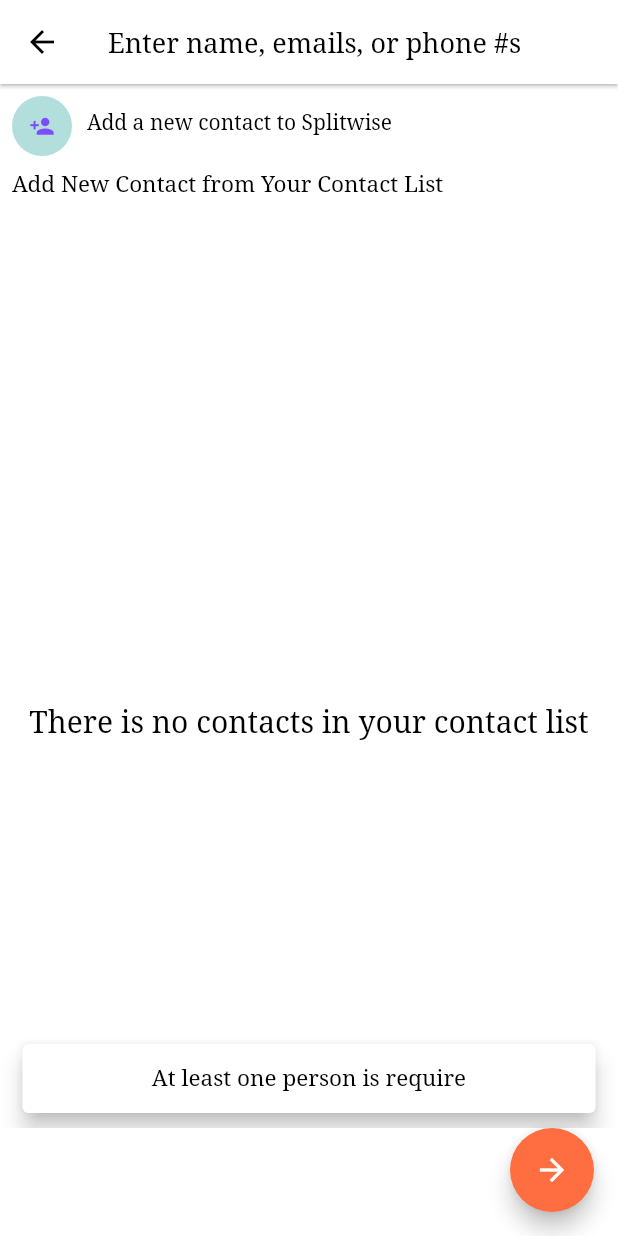
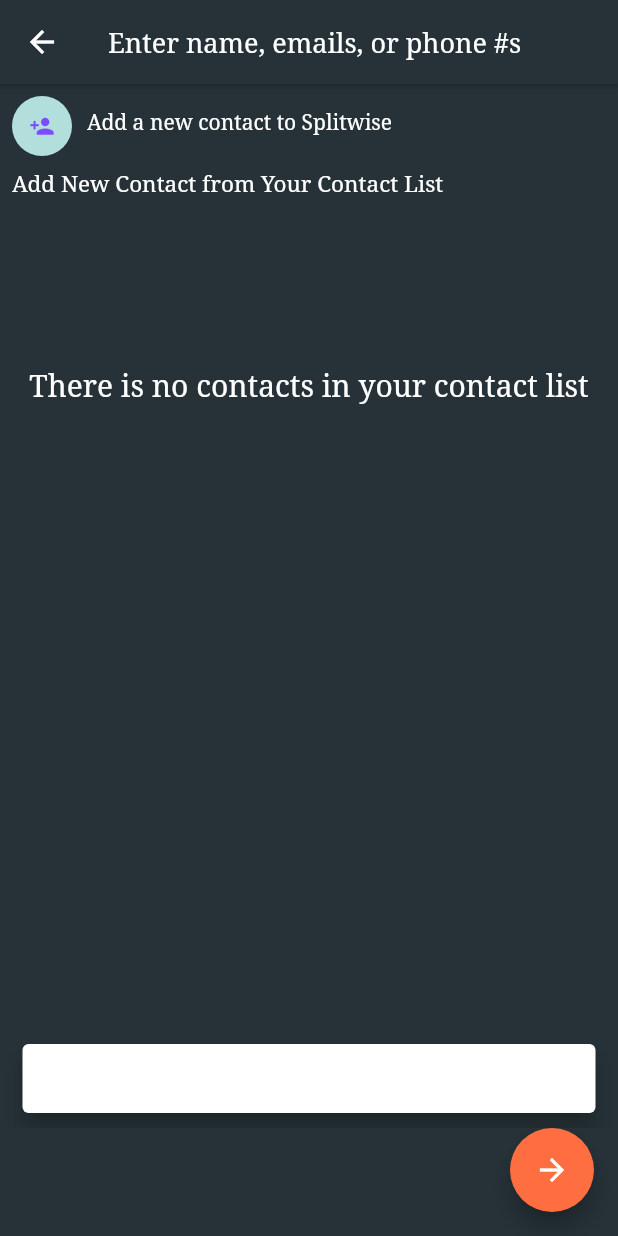
Before and after one commit to jay-simformsolutions/Practical_4_Submission, a Flutter app: the AddNewFriend screen opened by its route, after a tap on the "arrow forward" icon, on a phone screen of 412 x 824 dp. Run offline on Flutter 3.47's test engine with Material 2 defaults, Android fonts, the phone set to English and light mode, and no system bars; our stand-ins replace contacts_service, local_auth, permission_handler; missing offline and left inert: app_settings, currency_picker; network calls fail.

```diff
--- a/lib/routes/navigator_service.dart
+++ b/lib/routes/navigator_service.dart
@@ -11,8 +11,8 @@
     return navigationKey.currentState!.pop(popValue);
   }
 
-  Future<dynamic>? navigateToScreen(String page) =>
-      navigationKey.currentState?.pushNamed(page);
+  Future<dynamic>? navigateToScreen(String page, {arguments}) =>
+      navigationKey.currentState?.pushNamed(page, arguments: arguments);
 
   Future<dynamic> replaceScreen(Widget page, {arguments}) async =>
       navigationKey.currentState!.pushReplacement(
--- a/lib/routes/route_generator.dart
+++ b/lib/routes/route_generator.dart
@@ -1,5 +1,7 @@
+import 'package:contacts_service/contacts_service.dart';
 import 'package:flutter/material.dart';
 import 'package:splitwise/routes/routes.dart';
+import 'package:splitwise/screens/bio_metric_page.dart';
 import 'package:splitwise/screens/group/Group_Expense_Pages/group_balances.dart';
 import 'package:splitwise/screens/group/Group_Expense_Pages/group_settleup.dart';
 import 'package:splitwise/screens/group/Group_Expense_Pages/group_total_balance.dart';
@@ -10,6 +12,7 @@
 import '../screens/friends/add_new_friend.dart';
 import '../screens/friends/friends_info.dart';
 import '../screens/friends/friends_page.dart';
+import '../screens/friends/verify_friends_info.dart';
 import '../screens/group/add_expense/add_expense.dart';
 import '../screens/group/add_expense/categories.dart';
 import '../screens/group/create_new_group.dart';
@@ -25,6 +28,10 @@
 
     switch (settings.name) {
       case '/':
+        return MaterialPageRoute(
+          builder: (_) => const BioMetricPage(),
+        );
+      case Routes.bottomNavigationPage:
         return MaterialPageRoute(
           builder: (_) => const BottomNavigationBarWidget(),
         );
@@ -80,6 +87,11 @@
         return MaterialPageRoute(
           builder: (_) => const AddNewContactPage(),
         );
+      case Routes.verifyFriendsInfo:
+        return MaterialPageRoute(
+          builder: (_) =>
+              VerifyFriendsInfo(selectedName: args as List<Contact>),
+        );
       case Routes.friendInfo:
         return MaterialPageRoute(
           builder: (_) => const FriendInformation(),
--- a/lib/routes/routes.dart
+++ b/lib/routes/routes.dart
@@ -1,31 +1,32 @@
 class Routes {
   // Routes for SignUP and SignIN UI
-  static const homePage = '/homepage';
-  static const signupPage = '/signup';
-  static const loginPage = '/login';
-  static const forgotPassword = './forgotPassword';
+  static const homePage = 'homepage';
+  static const signupPage = 'signup';
+  static const loginPage = 'login';
+  static const forgotPassword = 'forgotPassword';
 
   //App Routes
-  static const bottomNavigationPage = '/bottomNavigationPage';
-  static const groupPage = '/groupPage';
-  static const friendsPage = '/friendsPage';
-  static const activityPage = '/activityPage';
-  static const profilePage = '/profilePage';
+  static const bottomNavigationPage = 'bottomNavigationPage';
+  static const groupPage = 'groupPage';
+  static const friendsPage = 'friendsPage';
+  static const activityPage = 'activityPage';
+  static const profilePage = 'profilePage';
 
   // Group Module Route
-  static const createGroup = '/createGroup';
-  static const groupExpense = '/groupExpense';
-  static const groupInfo = '/groupInfo';
-  static const groupSettleUp = '/groupSettleUp';
-  static const groupBalances = '/groupBalances';
+  static const createGroup = 'createGroup';
+  static const groupExpense = 'groupExpense';
+  static const groupInfo = 'groupInfo';
+  static const groupSettleUp = 'groupSettleUp';
+  static const groupBalances = 'groupBalances';
   static const groupTotalBalance = 'groupTotalBalance';
-  static const categories = '/categories';
+  static const categories = 'categories';
 
   //Friend Module Route
-  static const addFriend = '/addFriend';
-  static const addNewFriend = '/addNewFriend';
-  static const addNewContact = '/addNewContact';
-  static const friendInfo = '/friendInfo';
+  static const addFriend = 'addFriend';
+  static const addNewFriend = 'addNewFriend';
+  static const addNewContact = 'addNewContact';
+  static const friendInfo = 'friendInfo';
+  static const verifyFriendsInfo = 'verifyFriendsInfo';
 
-  static const addExpense = '/addExpense';
+  static const addExpense = 'addExpense';
 }
--- a/lib/screens/friends/add_new_friend.dart
+++ b/lib/screens/friends/add_new_friend.dart
@@ -17,6 +17,7 @@
 }
 
 class _AddNewFriendState extends State<AddNewFriend> {
+  List<Contact> selectedName = [];
   List<Contact> contacts = [];
   bool isLoading = true;
 
@@ -24,8 +25,8 @@
     NavigationService().goBack();
   }
 
-  void navigateToScreen(String screen) {
-    NavigationService().navigateToScreen(screen);
+  void navigateToScreen(String screen, {arguments}) {
+    NavigationService().navigateToScreen(screen, arguments: arguments);
   }
 
   @override
@@ -104,19 +105,50 @@
     });
   }
 
+  void addToFriendList(int index) {
+    setState(() {
+      selectedName.contains(contacts[index])
+          ? selectedName.remove(contacts[index])
+          : selectedName.add(contacts[index]);
+    });
+  }
+
+  void removeFromFriendList(int index) {
+    setState(() {
+      selectedName.remove(contacts[index]);
+    });
+  }
+
+  void showSnackBar() {
+    SnackBar snackBar = SnackBar(
+      behavior: SnackBarBehavior.floating,
+      backgroundColor: CommonColors.whiteColor,
+      content: Text(
+        CommonStrings.atLeastOnePersonRequire,
+        style: themeData.textTheme.bodySmall!.copyWith(
+          color: CommonColors.whiteColor,
+          fontWeight: FontWeight.w300,
+        ),
+        textAlign: TextAlign.center,
+      ),
+      duration: const Duration(seconds: 2),
+    );
+    ScaffoldMessenger.of(context).showSnackBar(snackBar);
+  }
+
   @override
   Widget build(BuildContext context) {
     return Scaffold(
       resizeToAvoidBottomInset: false,
-      backgroundColor: Colors.white,
+      backgroundColor: CommonColors.darkGrey,
       appBar: AppBar(
-        backgroundColor: Colors.white,
+        backgroundColor: CommonColors.darkGrey,
         title: TextFormField(
           decoration: InputDecoration(
             border: InputBorder.none,
             hintText: CommonStrings.textFormFieldOfAddNameEmail,
             hintStyle: themeData.textTheme.bodySmall!.copyWith(
-              color: CommonColors.blackColor,
+              color: CommonColors.whiteColor,
               fontSize: 18,
               fontWeight: FontWeight.w300,
             ),
@@ -126,7 +158,7 @@
         leading: IconButton(
           icon: const Icon(
             Icons.arrow_back,
-            color: CommonColors.blackColor,
+            color: CommonColors.whiteColor,
           ),
           onPressed: popScreen,
         ),
@@ -137,6 +169,47 @@
           mainAxisSize: MainAxisSize.max,
           crossAxisAlignment: CrossAxisAlignment.start,
           children: [
+            if (selectedName.isNotEmpty)
+              SizedBox(
+                height: 80,
+                child: Align(
+                  alignment: Alignment.topLeft,
+                  child: ListView.builder(
+                    scrollDirection: Axis.horizontal,
+                    shrinkWrap: true,
+                    itemCount: selectedName.length,
+                    itemBuilder: (context, index) {
+                      return SizedBox(
+                        height: 70,
+                        width: 70,
+                        child: Padding(
+                          padding: const EdgeInsets.only(left: 15, top: 10),
+                          child: Stack(
+                            children: [
+                              CircleAvatar(
+                                backgroundColor: CommonColors.tealColor,
+                                child:
+                                    Text(selectedName[index].displayName![0]),
+                              ),
+                              Positioned(
+                                left: 25,
+                                child: GestureDetector(
+                                  onTap: () => removeFromFriendList(index),
+                                  child: const Icon(
+                                    Icons.cancel,
+                                    size: 18,
+                                    color: CommonColors.whiteColor,
+                                  ),
+                                ),
+                              )
+                            ],
+                          ),
+                        ),
+                      );
+                    },
+                  ),
+                ),
+              ),
             InkWell(
               onTap: () => navigateToScreen(Routes.addNewContact),
               child: Row(
@@ -160,7 +233,7 @@
                     child: Text(
                       CommonStrings.addNewContacts,
                       style: themeData.textTheme.bodySmall!.copyWith(
-                        color: CommonColors.blackColor,
+                        color: CommonColors.whiteColor,
                         fontWeight: FontWeight.w500,
                         fontSize: 14,
                       ),
@@ -175,11 +248,11 @@
             Text(
               CommonStrings.addNewContactFromList,
               style: themeData.textTheme.bodySmall!.copyWith(
-                color: CommonColors.blackColor,
+                color: CommonColors.whiteColor,
               ),
             ),
             SizedBox(
-              height: 698,
+              height: 250,
               child: isLoading
                   ? const Center(
                       child: CircularProgressIndicator(),
@@ -189,7 +262,7 @@
                           child: Text(
                             CommonStrings.noAnyContacts,
                             style: themeData.textTheme.titleMedium!.copyWith(
-                              color: CommonColors.blackColor,
+                              color: CommonColors.whiteColor,
                               fontWeight: FontWeight.w500,
                             ),
                           ),
@@ -199,7 +272,9 @@
                           physics: const AlwaysScrollableScrollPhysics(),
                           itemCount: contacts.length,
                           itemBuilder: (context, index) {
-                            return ListTile(
+                            return GestureDetector(
+                              onTap: () => addToFriendList(index),
+                              child: ListTile(
                                 leading: const CircleAvatar(
                                   radius: 18,
                                   child: Icon(Icons.phone),
@@ -210,16 +285,23 @@
                                   overflow: TextOverflow.ellipsis,
                                   style:
                                       themeData.textTheme.titleMedium!.copyWith(
-                                  color: CommonColors.darkGrey,
+                                    color: CommonColors.tealColor,
                                     fontWeight: FontWeight.w500,
                                     fontSize: 16,
                                   ),
                                 ),
                                 subtitle: Text(
                                   contacts[index].phones![0].value!,
-                                style: themeData.textTheme.bodySmall!.copyWith(
+                                  style:
+                                      themeData.textTheme.bodySmall!.copyWith(
                                     color: CommonColors.lightGreyColor,
                                   ),
+                                ),
+                                trailing: selectedName.contains(
+                                  contacts[index],
+                                )
+                                    ? const Icon(Icons.done)
+                                    : null,
                               ),
                             );
                           },
@@ -229,22 +311,12 @@
         ),
       ),
       floatingActionButton: FloatingActionButton(
-        onPressed: () {
-          SnackBar snackBar = SnackBar(
-            behavior: SnackBarBehavior.floating,
-            backgroundColor: CommonColors.whiteColor,
-            content: Text(
-              CommonStrings.atLeastOnePersonRequire,
-              style: themeData.textTheme.bodySmall!.copyWith(
-                color: CommonColors.blackColor,
-                fontWeight: FontWeight.w300,
+        onPressed: () => selectedName.isEmpty
+            ? showSnackBar()
+            : navigateToScreen(
+                Routes.verifyFriendsInfo,
+                arguments: selectedName,
               ),
-              textAlign: TextAlign.center,
-            ),
-            duration: const Duration(seconds: 2),
-          );
-          ScaffoldMessenger.of(context).showSnackBar(snackBar);
-        },
         backgroundColor: Colors.deepOrangeAccent,
         child: const Icon(
           Icons.arrow_forward,
--- a/lib/screens/group/group_page.dart
+++ b/lib/screens/group/group_page.dart
@@ -32,7 +32,7 @@
         children: [
           SingleChildScrollView(
             child: Column(
-              mainAxisAlignment: MainAxisAlignment.spaceAround,
+              mainAxisAlignment: MainAxisAlignment.center,
               children: [
                 const SizedBox(
                   height: 5,
--- a/lib/utils/common_strings.dart
+++ b/lib/utils/common_strings.dart
@@ -22,6 +22,8 @@
   static const confirmedPasswordNotMatched = 'Password is not Matched';
   static const confirmEmailString = 'Check Your Email and Reset your password';
   static const okString = 'Ok';
+  static const noString = 'No';
+  static const yesString = 'Yes';
   static const errorString = 'Error';
   static const cancelString = 'Cancel';
   static const whoopsString = 'Whoops!';
@@ -52,8 +54,10 @@
   static const forgotPasswordString = 'Forgot Password';
   static String temp = '0';
 
+  //Exit Dialog Common Strings
+  static const exitAppTitle = 'Are You Sure You Want Exit App';
+
   //Assets Common Strings
-
   static const splitwise = 'SplitWise';
   static const groupBottomTitle = 'Group';
   static const friendBottomTitle = 'Friends';
@@ -119,6 +123,13 @@
   static const anotherChance = 'another chance to review before sending';
   static const username = 'Name';
   static const phoneOrEmail = 'Phone Number or Email Address';
+
+  // Verify Contacts page Common Strings
+  static const verifyContacts = 'Verify Contact Info';
+  static const letThemKnow = 'Send a text message to let them know';
+  static const friendsAdded = 'Your friend has been added';
+  static const sendTextMessage = 'Send text message';
+  static const finishString = 'Finish';
 
   //Activity Page Common Strings
   static const activityHeadline = 'Activity';
--- a/pubspec.yaml
+++ b/pubspec.yaml
@@ -25,7 +25,6 @@
   #For Authentication
   local_auth: ^2.1.6
 
-
 dev_dependencies:
   flutter_test:
     sdk: flutter
```
Also changed, not shown: lib/screens/bio_metric_page.dart (added, +135 -0 lines), lib/screens/bottom_navigation.dart (+32 -89 lines), lib/screens/friends/verify_friends_info.dart (added, +131 -0 lines), lib/screens/group/add_expense/categories.dart (+5 -5 lines), 2 other files. Lines whose indentation alone changed are shown as unchanged.
